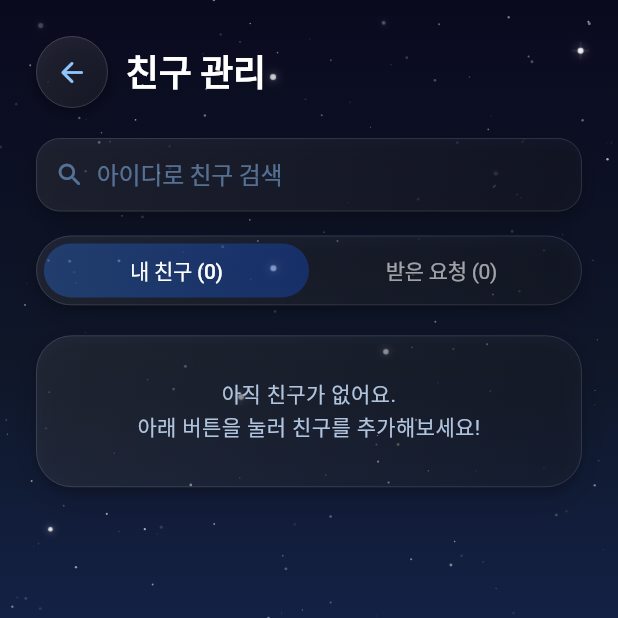
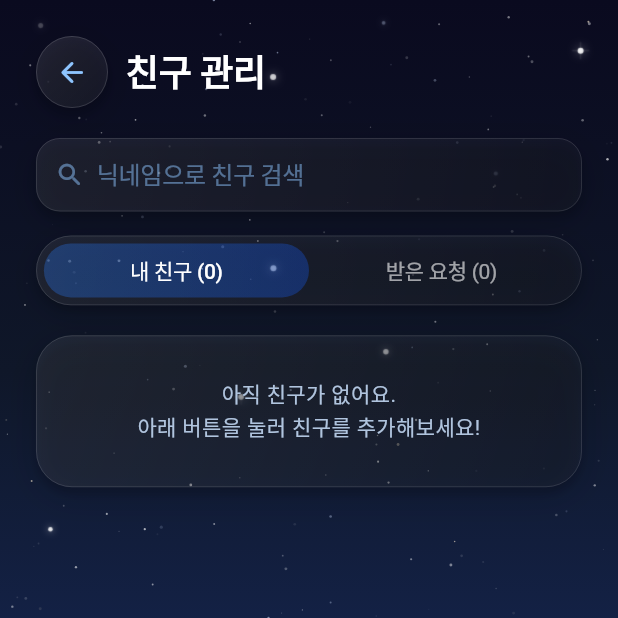
Before and after one commit to bellca225/stellara, a Flutter app: the FriendScreen screen opened directly, on a phone screen of 412 x 824 dp, the top half of it. Run offline on Flutter 3.47's test engine with Material 3 defaults, Android fonts, the phone set to English and light mode, and no system bars; our stand-ins replace cloud_firestore, dio, firebase_auth, firebase_core, flutter_dotenv, flutter_riverpod and 5 more; missing offline and left inert: dart:html; accounts and stored records are empty; statements that could not run were skipped.

Commit message:
추가 css 수정

```diff
--- a/lib/core/widgets/glass.dart
+++ b/lib/core/widgets/glass.dart
@@ -105,6 +105,7 @@ class GlassButton extends StatelessWidget {
     this.height = 60,
     this.fontSize = 18,
     this.fontWeight = FontWeight.w700,
+    this.backgroundGradient,
   });
 
   final String label;
@@ -115,6 +116,7 @@ class GlassButton extends StatelessWidget {
   final double height;
   final double fontSize;
   final FontWeight fontWeight;
+  final Gradient? backgroundGradient;
 
   @override
   Widget build(BuildContext context) {
@@ -128,7 +130,9 @@ class GlassButton extends StatelessWidget {
           width: double.infinity,
           height: height,
           decoration: BoxDecoration(
-            gradient: LinearGradient(
+            gradient:
+                backgroundGradient ??
+                LinearGradient(
                   begin: Alignment.topCenter,
                   end: Alignment.bottomCenter,
                   colors: isPrimary
--- a/lib/features/friends/presentation/friend_screen.dart
+++ b/lib/features/friends/presentation/friend_screen.dart
@@ -66,7 +66,11 @@ class _FriendScreenState extends ConsumerState<FriendScreen> {
       }
     } catch (_) {
       if (mounted) {
-        showGlassToast(context, '수락에 실패했어요. 다시 시도해주세요.', type: GlassToastType.error);
+        showGlassToast(
+          context,
+          '수락에 실패했어요. 다시 시도해주세요.',
+          type: GlassToastType.error,
+        );
       }
     }
   }
@@ -80,7 +84,11 @@ class _FriendScreenState extends ConsumerState<FriendScreen> {
       }
     } catch (_) {
       if (mounted) {
-        showGlassToast(context, '거절에 실패했어요. 다시 시도해주세요.', type: GlassToastType.error);
+        showGlassToast(
+          context,
+          '거절에 실패했어요. 다시 시도해주세요.',
+          type: GlassToastType.error,
+        );
       }
     }
   }
@@ -91,7 +99,11 @@ class _FriendScreenState extends ConsumerState<FriendScreen> {
       ref.invalidate(friendListProvider);
     } on Exception catch (e) {
       if (mounted) {
-        showGlassToast(context, e.toString().replaceAll('Exception: ', ''), type: GlassToastType.error);
+        showGlassToast(
+          context,
+          e.toString().replaceAll('Exception: ', ''),
+          type: GlassToastType.error,
+        );
       }
     }
   }
@@ -100,6 +112,13 @@ class _FriendScreenState extends ConsumerState<FriendScreen> {
   Widget build(BuildContext context) {
     final friendsAsync = ref.watch(friendListProvider);
     final requestsAsync = ref.watch(receivedRequestsProvider);
+    final mediaQuery = MediaQuery.of(context);
+    final bottomInset = mediaQuery.padding.bottom;
+    final keyboardInset = mediaQuery.viewInsets.bottom;
+    final actionBottomOffset =
+        (keyboardInset > 0 ? keyboardInset : bottomInset) + 16;
+    final listBottomPadding =
+        24 + 61 + 16 + (keyboardInset > 0 ? keyboardInset : bottomInset);
 
     final allFriends = friendsAsync.valueOrNull ?? <Friend>[];
     final requestCount = requestsAsync.valueOrNull?.length ?? 0;
@@ -118,8 +137,12 @@ class _FriendScreenState extends ConsumerState<FriendScreen> {
 
     return StarBackground(
       child: Scaffold(
+        extendBody: true,
         backgroundColor: Colors.transparent,
-        body: SafeArea(
+        body: Stack(
+          children: [
+            SafeArea(
+              bottom: false,
               child: Column(
                 children: [
                   // ── 헤더만 고정 ────────────────────────────────────
@@ -149,11 +172,17 @@ class _FriendScreenState extends ConsumerState<FriendScreen> {
                   // ── 검색창 + 탭 + 리스트 모두 스크롤 ──────────────
                   Expanded(
                     child: ListView(
-                  padding: const EdgeInsets.fromLTRB(24, 20, 24, 24),
+                      padding: EdgeInsets.fromLTRB(
+                        24,
+                        20,
+                        24,
+                        listBottomPadding.toDouble(),
+                      ),
                       children: [
                         // 검색창
                         _SearchField(
-                      onChanged: (v) => setState(() => _searchQuery = v.trim()),
+                          onChanged: (v) =>
+                              setState(() => _searchQuery = v.trim()),
                         ),
                         const SizedBox(height: 16),
                         // 탭
@@ -186,8 +215,9 @@ class _FriendScreenState extends ConsumerState<FriendScreen> {
                                 child: _TabButton(
                                   label: '받은 요청 ($requestCount)',
                                   isSelected: _tab == _FriendTab.received,
-                              onTap: () =>
-                                  setState(() => _tab = _FriendTab.received),
+                                  onTap: () => setState(
+                                    () => _tab = _FriendTab.received,
+                                  ),
                                 ),
                               ),
                             ],
@@ -238,7 +268,8 @@ class _FriendScreenState extends ConsumerState<FriendScreen> {
                                                 Navigator.of(context).push(
                                                   MaterialPageRoute(
                                                     builder: (_) => MatchScreen(
-                                                  initialFriendUid: friend.uid,
+                                                      initialFriendUid:
+                                                          friend.uid,
                                                     ),
                                                   ),
                                                 ),
@@ -287,10 +318,10 @@ class _FriendScreenState extends ConsumerState<FriendScreen> {
                 ],
               ),
             ),
-        // ── 하단 친구 추가 버튼 ──────────────────────────────────
-        bottomNavigationBar: SafeArea(
-          top: false,
-          minimum: const EdgeInsets.fromLTRB(24, 0, 24, 16),
+            Positioned(
+              left: 24,
+              right: 24,
+              bottom: actionBottomOffset,
               child: SizedBox(
                 height: 61,
                 child: GlassButton(
@@ -307,6 +338,8 @@ class _FriendScreenState extends ConsumerState<FriendScreen> {
                   ),
                 ),
               ),
+            ),
+          ],
         ),
       ),
     );
@@ -630,7 +663,7 @@ class _SearchFieldState extends State<_SearchField> {
               ),
               cursorColor: const Color(0xFF8EC5FF),
               decoration: const InputDecoration(
-                hintText: '아이디로 친구 검색',
+                hintText: '닉네임으로 친구 검색',
                 hintStyle: TextStyle(
                   color: Color(0x808EC5FF),
                   fontSize: 16,
```
Lines whose indentation alone changed are shown as unchanged.
